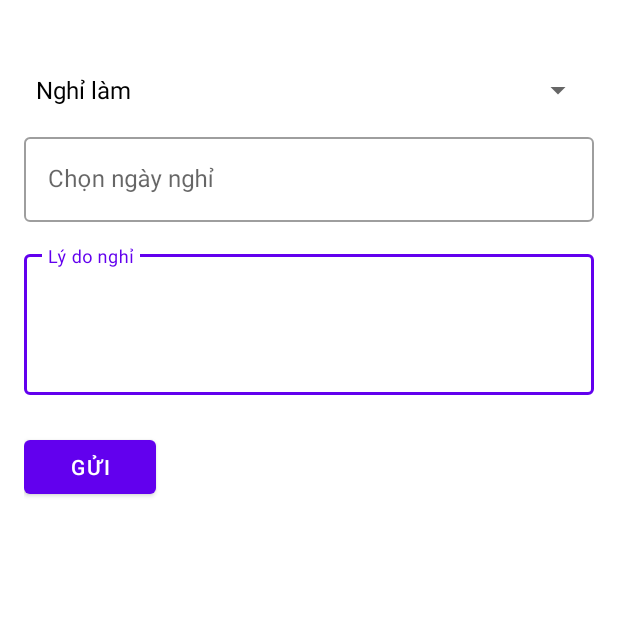
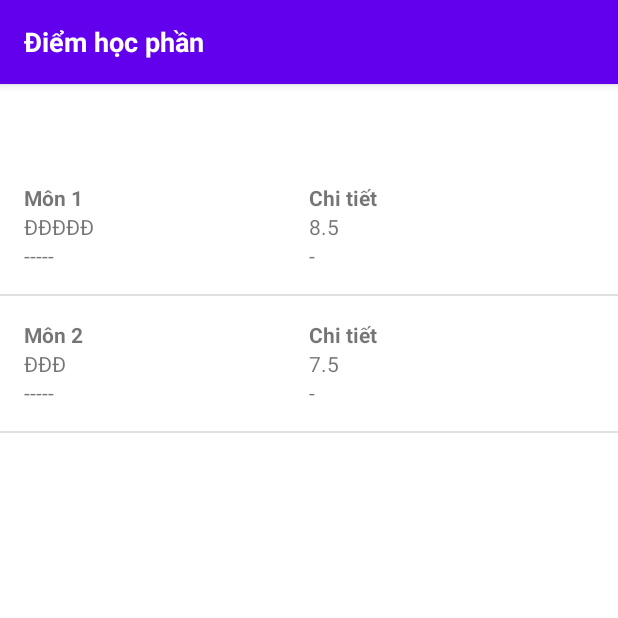
Before and after one commit to vinhduong-051102/BTL-android, an Android app: the screen it shows after launch (MainActivity2 before the commit, MainActivity3 after it), on a phone screen of 412 x 824 dp, the top half of it. Run offline under Robolectric (Android 15) with nearby library versions, the phone set to English and light mode, and no system bars.

Commit message:
update-21/12

```diff
--- a/app/src/main/AndroidManifest.xml
+++ b/app/src/main/AndroidManifest.xml
@@ -13,13 +13,13 @@
         android:theme="@style/Theme.MyApplication"
         tools:targetApi="31">
         <activity
-            android:name=".MainActivity3"
+            android:name=".lcb.MainActivity2"
             android:exported="false" />
         <activity
-            android:name=".MainActivity"
+            android:name=".lcb.MainActivity"
             android:exported="false" />
         <activity
-            android:name=".MainActivity2"
+            android:name=".lcb.MainActivity3"
             android:exported="true">
             <intent-filter>
                 <action android:name="android.intent.action.MAIN" />
--- a/app/src/main/java/com/example/myapplication/MainActivity2.java
+++ b/app/src/main/java/com/example/myapplication/lcb/MainActivity2.java
@@ -1,4 +1,4 @@
-package com.example.myapplication;
+package com.example.myapplication.lcb;
 
 import androidx.appcompat.app.AppCompatActivity;
 
@@ -13,6 +13,8 @@ import android.widget.DatePicker;
 import android.widget.EditText;
 import android.widget.Spinner;
 import android.widget.Toast;
+
+import com.example.myapplication.R;
 
 import java.text.SimpleDateFormat;
 import java.util.Calendar;
@@ -48,7 +50,7 @@ public class MainActivity2 extends AppCompatActivity {
 
     }
     private void populateLeaveTypes() {
-        String[] leaveTypes = {"Nghỉ làm", "Xin thôi việc"};
+        String[] leaveTypes = {"Nghỉ học", "Xin đi muộn"};
 
         ArrayAdapter<String> adapter = new ArrayAdapter<>(this, android.R.layout.simple_spinner_dropdown_item, leaveTypes);
         spinnerLeaveType.setAdapter(adapter);
--- /dev/null
+++ b/app/src/main/java/com/example/myapplication/lcb/MainActivity3.java
@@ -0,0 +1,31 @@
+package com.example.myapplication.lcb;
+
+import androidx.appcompat.app.AppCompatActivity;
+
+import android.os.Bundle;
+import android.widget.ListView;
+
+import com.example.myapplication.R;
+
+import java.util.ArrayList;
+import java.util.List;
+
+public class MainActivity3 extends AppCompatActivity {
+
+    @Override
+    protected void onCreate(Bundle savedInstanceState) {
+        super.onCreate(savedInstanceState);
+        setContentView(R.layout.activity_main3);
+        List<Subject> subjects = new ArrayList<>();
+        subjects.add(new Subject("Môn 1", "-----", "Chi tiết 1", "8.5"));
+
+        subjects.add(new Subject("Môn 2", "---", "Chi tiết 2", "7.5"));
+
+
+
+        SubjectAdapter adapter = new SubjectAdapter(this, subjects);
+
+        ListView listView = findViewById(R.id.listView);
+        listView.setAdapter(adapter);
+    }
+}
--- /dev/null
+++ b/app/src/main/java/com/example/myapplication/lcb/Subject.java
@@ -0,0 +1,32 @@
+package com.example.myapplication.lcb;
+
+// Subject.java
+public class Subject {
+    private String name;
+    private String regularScore;
+    private String detail;
+    private String midtermScore;
+
+    public Subject(String name, String regularScore, String detail, String midtermScore) {
+        this.name = name;
+        this.regularScore = regularScore;
+        this.detail = detail;
+        this.midtermScore = midtermScore;
+    }
+
+    public String getName() {
+        return name;
+    }
+
+    public String getRegularScore() {
+        return regularScore;
+    }
+
+    public String getDetail() {
+        return detail;
+    }
+
+    public String getMidtermScore() {
+        return midtermScore;
+    }
+}
--- /dev/null
+++ b/app/src/main/java/com/example/myapplication/lcb/SubjectAdapter.java
@@ -0,0 +1,65 @@
+package com.example.myapplication.lcb;
+import android.content.Context;
+import android.view.LayoutInflater;
+import android.view.View;
+import android.view.ViewGroup;
+import android.widget.ArrayAdapter;
+import android.widget.TextView;
+
+import androidx.annotation.NonNull;
+
+import com.example.myapplication.R;
+
+import java.util.List;
+public class SubjectAdapter extends ArrayAdapter<Subject> {
+
+    public SubjectAdapter(Context context, List<Subject> subjects) {
+        super(context, 0, subjects);
+    }
+
+    @NonNull
+    @Override
+    public View getView(int position, View convertView, @NonNull ViewGroup parent) {
+        if (convertView == null) {
+            convertView = LayoutInflater.from(getContext()).inflate(R.layout.list_item_subject, parent, false);
+        }
+        // Get the subject at the current position
+        Subject currentSubject = getItem(position);
+
+        // Find the TextViews in your layout
+        TextView tvSubjectName = convertView.findViewById(R.id.tvSubjectName);
+        TextView tvRegularScore = convertView.findViewById(R.id.tvRegularScore);
+        TextView tvDetail = convertView.findViewById(R.id.tvDetail);
+        TextView tvMidtermScore = convertView.findViewById(R.id.tvMidtermScore);
+
+        if (currentSubject != null) {
+            // Set Subject Name
+            tvSubjectName.setText(currentSubject.getName());
+
+            // Set Regular Score or replace with dot if available
+            String regularScoreText = currentSubject.getRegularScore();
+            if (regularScoreText.contains("-")) {
+                // Get the number of occurrences of "-"
+                int count = regularScoreText.length() - regularScoreText.replace("-", "").length();
+
+                // Replace each "-" with the score if available
+                StringBuilder modifiedScore = new StringBuilder(regularScoreText);
+                for (int i = 0; i < count; i++) {
+                    int index = modifiedScore.indexOf("-");
+                    modifiedScore.setCharAt(index, 'Đ'); // Điểm (hoặc bất kỳ ký tự nào bạn muốn)
+                }
+                tvRegularScore.setText(modifiedScore.toString());
+            } else {
+                tvRegularScore.setText(regularScoreText);
+            }
+
+            // Set Detail
+            tvDetail.setText("Chi tiết");
+
+            // Set Midterm Score
+            tvMidtermScore.setText(currentSubject.getMidtermScore());
+        }
+
+        return convertView;
+    }
+}
--- a/app/src/main/res/layout/activity_main.xml
+++ b/app/src/main/res/layout/activity_main.xml
@@ -6,7 +6,7 @@
     android:layout_height="match_parent"
     android:padding="16dp"
     android:background="@drawable/background"
-    tools:context=".MainActivity">
+    tools:context=".lcb.MainActivity">
 
     <LinearLayout
         android:layout_width="match_parent"
--- a/app/src/main/res/layout/activity_main3.xml
+++ b/app/src/main/res/layout/activity_main3.xml
@@ -1,73 +1,32 @@
-<?xml version="1.0" encoding="utf-8"?>
-<LinearLayout xmlns:android="http://schemas.android.com/apk/res/android"
+<!-- activity_main.xml -->
+<RelativeLayout xmlns:android="http://schemas.android.com/apk/res/android"
     xmlns:tools="http://schemas.android.com/tools"
     android:layout_width="match_parent"
-    android:layout_height="wrap_content"
-    android:background="@drawable/border_background"
-    android:orientation="horizontal"
-    android:padding="16dp"
-    tools:context=".MainActivity3">
+    android:layout_height="match_parent">
 
-    <!-- Left Side - Subject and Regular Score -->
-    <LinearLayout
-        android:layout_width="0dp"
-        android:layout_height="match_parent"
-        android:layout_weight="1"
-        android:orientation="vertical">
+    <androidx.appcompat.widget.Toolbar
+        android:id="@+id/toolbar"
+        android:layout_width="match_parent"
+        android:layout_height="?attr/actionBarSize"
+        android:background="?attr/colorPrimary"
+        android:elevation="4dp"
+        android:theme="@style/ThemeOverlay.AppCompat.ActionBar">
 
-        <!-- Subject Name -->
-        <TextView
-            android:id="@+id/tvSubjectName"
-            android:layout_width="match_parent"
-            android:layout_height="wrap_content"
-            android:text="Tên Môn" />
-
-        <!-- Regular Score -->
-        <LinearLayout
-            android:layout_width="match_parent"
-            android:layout_height="wrap_content"
-            android:orientation="vertical">
-
-            <TextView
-                android:layout_width="match_parent"
-                android:layout_height="wrap_content"
-                android:text="Điểm thường xuyên" />
-
-            <!-- 5 Hyphens -->
         <TextView
             android:layout_width="wrap_content"
             android:layout_height="wrap_content"
-                android:text="-----" />
-        </LinearLayout>
-    </LinearLayout>
+            android:text="Điểm học phần"
+            android:textColor="#ffffff"
+            android:textSize="18sp"
+            android:textStyle="bold" />
 
+    </androidx.appcompat.widget.Toolbar>
 
-    <!-- Right Side - Detail, Midterm Score, and Hyphen -->
-    <LinearLayout
-        android:layout_width="0dp"
+    <ListView
+        android:id="@+id/listView"
+        android:layout_width="match_parent"
         android:layout_height="match_parent"
-        android:layout_weight="1"
-        android:orientation="vertical">
+        android:layout_below="@id/toolbar"
+        android:layout_marginTop="50dp" />
 
-        <!-- Detail Text -->
-        <TextView
-            android:id="@+id/tvDetail"
-            android:layout_width="match_parent"
-            android:layout_height="wrap_content"
-            android:text="Chi tiết" />
-
-        <!-- Midterm Score -->
-        <TextView
-            android:id="@+id/tvMidtermScore"
-            android:layout_width="match_parent"
-            android:layout_height="wrap_content"
-            android:text="Điểm giữa kì" />
-
-        <!-- Hyphen -->
-        <TextView
-            android:layout_width="match_parent"
-            android:layout_height="wrap_content"
-            android:text="-" />
-
-    </LinearLayout>
-</LinearLayout>
+</RelativeLayout>
--- /dev/null
+++ b/app/src/main/res/layout/list_item_subject.xml
@@ -0,0 +1,72 @@
+<!-- list_item_subject.xml -->
+<LinearLayout
+    xmlns:android="http://schemas.android.com/apk/res/android"
+    android:layout_width="match_parent"
+    android:layout_height="wrap_content"
+    android:orientation="horizontal"
+    android:padding="16dp">
+
+    <!-- Left Side - Subject and Regular Score -->
+    <LinearLayout
+        android:layout_width="0dp"
+        android:layout_height="match_parent"
+        android:layout_weight="1"
+        android:orientation="vertical">
+
+        <!-- Subject Name -->
+        <TextView
+            android:id="@+id/tvSubjectName"
+            android:layout_width="match_parent"
+            android:layout_height="wrap_content"
+            android:text="Subject Name"
+            android:textStyle="bold"/>
+
+        <!-- Regular Score -->
+        <LinearLayout
+            android:layout_width="match_parent"
+            android:layout_height="wrap_content"
+            android:orientation="vertical">
+
+            <TextView
+                android:id="@+id/tvRegularScore"
+                android:layout_width="match_parent"
+                android:layout_height="wrap_content"
+                android:text="Điểm thường xuyên"/>
+
+            <!-- 5 Hyphens -->
+            <TextView
+                android:layout_width="wrap_content"
+                android:layout_height="wrap_content"
+                android:text="-----"/>
+        </LinearLayout>
+    </LinearLayout>
+
+    <!-- Right Side - Detail, Midterm Score, and Hyphen -->
+    <LinearLayout
+        android:layout_width="0dp"
+        android:layout_height="match_parent"
+        android:layout_weight="1"
+        android:orientation="vertical">
+
+        <!-- Detail Text -->
+        <TextView
+            android:id="@+id/tvDetail"
+            android:layout_width="match_parent"
+            android:layout_height="wrap_content"
+            android:text="Chi tiết"
+            android:textStyle="bold"/>
+
+        <!-- Midterm Score -->
+        <TextView
+            android:id="@+id/tvMidtermScore"
+            android:layout_width="match_parent"
+            android:layout_height="wrap_content"
+            android:text="Điểm giữa kì"/>
+
+        <!-- Hyphen -->
+        <TextView
+            android:layout_width="match_parent"
+            android:layout_height="wrap_content"
+            android:text="-"/>
+    </LinearLayout>
+</LinearLayout>
```
Also changed, not shown: app/src/main/java/com/example/myapplication/MainActivity.java (deleted, +0 -14 lines), app/src/main/java/com/example/myapplication/MainActivity3.java (deleted, +0 -14 lines), app/src/main/java/com/example/myapplication/lcb/MainActivity.java (added, +21 -0 lines), app/src/main/res/drawable/background_input_square.xml (added, +7 -0 lines), app/src/main/res/layout/activity_main2.xml (+36 -5 lines). Lines whose indentation alone changed are shown as unchanged.
